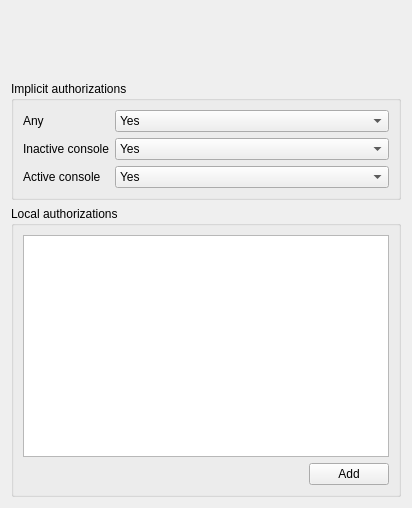
Old version of the form polkitactions/actionwidget.ui in the repository KDE/polkit-kde-kcmodules-1.
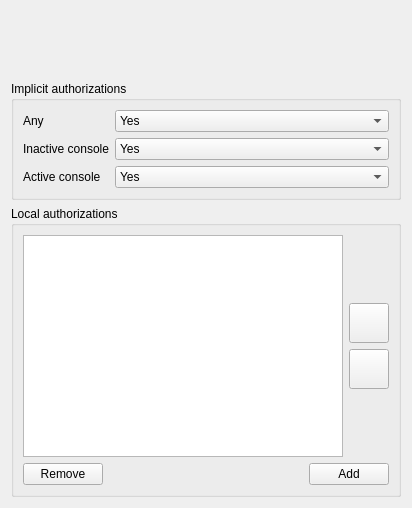
New version of the form. Custom widgets are drawn as their Qt base class.

Commit message: Make up/down/remove work

The edit to the form file:
```diff
--- a/polkitactions/actionwidget.ui
+++ b/polkitactions/actionwidget.ui
@@ -208,12 +208,97 @@
      <property name="title">
       <string>Local authorizations</string>
      </property>
-     <layout class="QVBoxLayout" name="verticalLayout_3">
+     <layout class="QVBoxLayout" name="verticalLayout_5">
       <item>
-       <widget class="QListWidget" name="localAuthListWidget"/>
+       <layout class="QHBoxLayout" name="horizontalLayout">
+        <item>
+         <widget class="QListWidget" name="localAuthListWidget"/>
+        </item>
+        <item>
+         <layout class="QVBoxLayout" name="verticalLayout_3">
+          <item>
+           <spacer name="verticalSpacer">
+            <property name="orientation">
+             <enum>Qt::Vertical</enum>
+            </property>
+            <property name="sizeHint" stdset="0">
+             <size>
+              <width>20</width>
+              <height>40</height>
+             </size>
+            </property>
+           </spacer>
+          </item>
+          <item>
+           <widget class="KPushButton" name="moveUpButton">
+            <property name="minimumSize">
+             <size>
+              <width>40</width>
+              <height>40</height>
+             </size>
+            </property>
+            <property name="maximumSize">
+             <size>
+              <width>40</width>
+              <height>16777215</height>
+             </size>
+            </property>
+            <property name="iconSize">
+             <size>
+              <width>32</width>
+              <height>32</height>
+             </size>
+            </property>
+           </widget>
+          </item>
+          <item>
+           <widget class="KPushButton" name="moveDownButton">
+            <property name="minimumSize">
+             <size>
+              <width>40</width>
+              <height>40</height>
+             </size>
+            </property>
+            <property name="maximumSize">
+             <size>
+              <width>40</width>
+              <height>16777215</height>
+             </size>
+            </property>
+            <property name="iconSize">
+             <size>
+              <width>32</width>
+              <height>32</height>
+             </size>
+            </property>
+           </widget>
+          </item>
+          <item>
+           <spacer name="verticalSpacer_2">
+            <property name="orientation">
+             <enum>Qt::Vertical</enum>
+            </property>
+            <property name="sizeHint" stdset="0">
+             <size>
+              <width>20</width>
+              <height>40</height>
+             </size>
+            </property>
+           </spacer>
+          </item>
+         </layout>
+        </item>
+       </layout>
       </item>
       <item>
        <layout class="QHBoxLayout" name="horizontalLayout_2">
+        <item>
+         <widget class="KPushButton" name="removeButton">
+          <property name="text">
+           <string>Remove</string>
+          </property>
+         </widget>
+        </item>
         <item>
          <spacer name="horizontalSpacer_2">
           <property name="orientation">
```
The commit also changes 2 other files.
